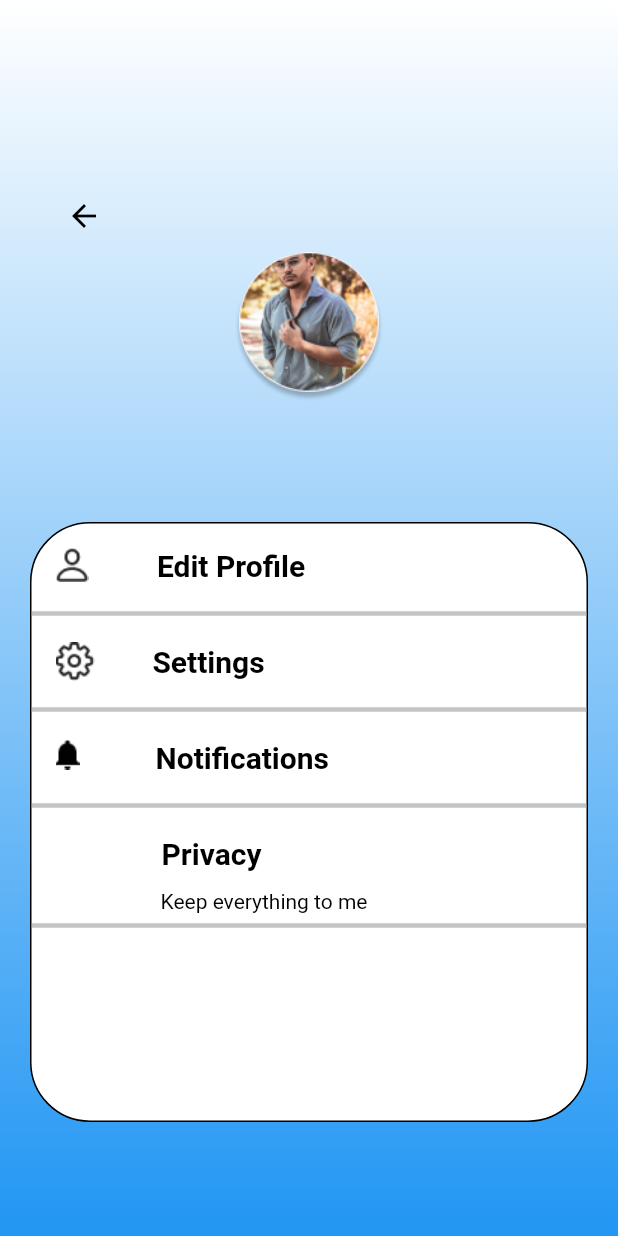
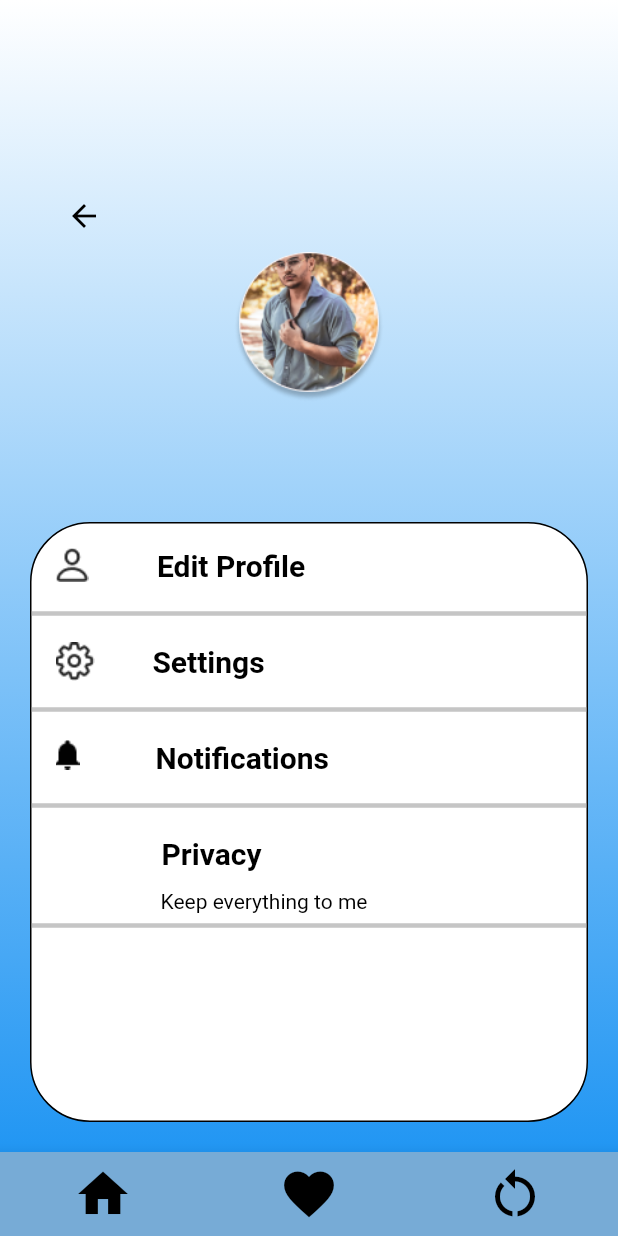
Before and after one commit to SachiniDeSilva/Auto_Play, a Flutter app: the ViewProfile screen opened directly, on a phone screen of 412 x 824 dp. Run offline on Flutter 3.47's test engine with Material 2 defaults, Android fonts, the phone set to English and light mode, and no system bars.

Commit message:
Updated bottom navigation bar

```diff
--- a/lib/Pages/view_profile.dart
+++ b/lib/Pages/view_profile.dart
@@ -160,6 +160,32 @@ class _ViewProfileState extends State<ViewProfile> {
           ),
         );
       }),
+      bottomNavigationBar: BottomAppBar(
+        color: Color.fromARGB(255, 119, 171, 214),
+        child: Row(
+          mainAxisAlignment: MainAxisAlignment.spaceAround,
+          children: [
+            IconButton(
+              onPressed: () {},
+              icon: Icon(Icons.home),
+              iconSize: 40,
+              color: Colors.black,
+            ),
+            IconButton(
+              onPressed: () {},
+              icon: Icon(Icons.favorite),
+              iconSize: 40,
+              color: Colors.black,
+            ),
+            IconButton(
+              onPressed: () {},
+              icon: Icon(Icons.restart_alt),
+              iconSize: 40,
+              color: Colors.black,
+            ),
+          ],
+        ),
+      ),
     );
   }
 }
```
